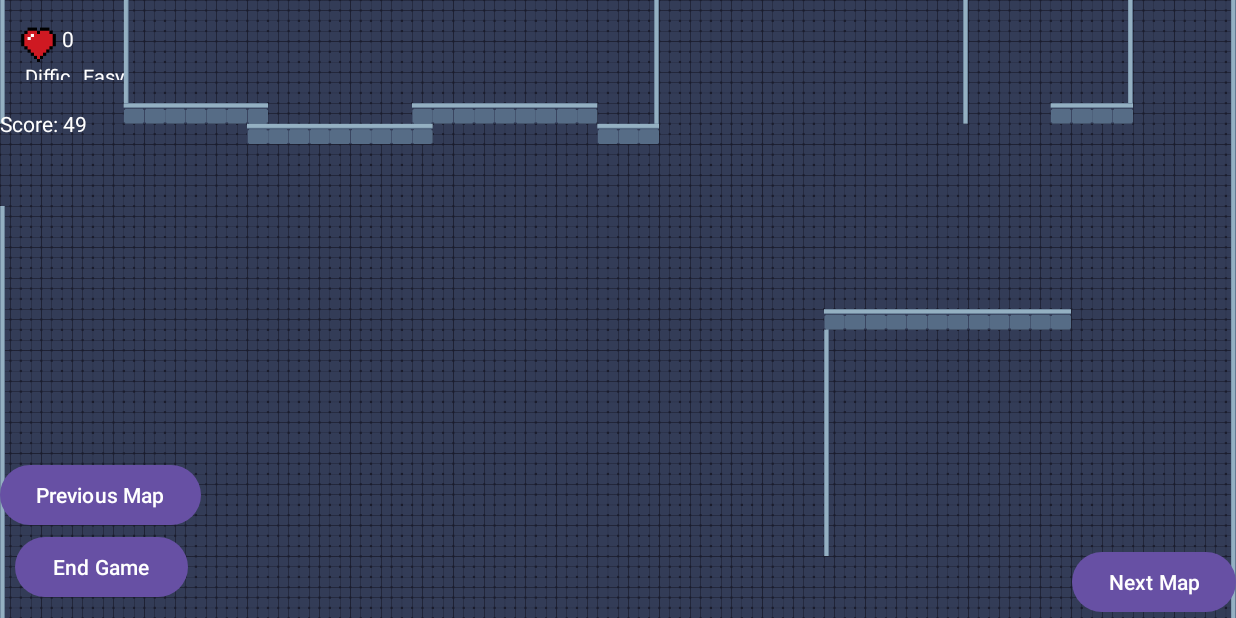
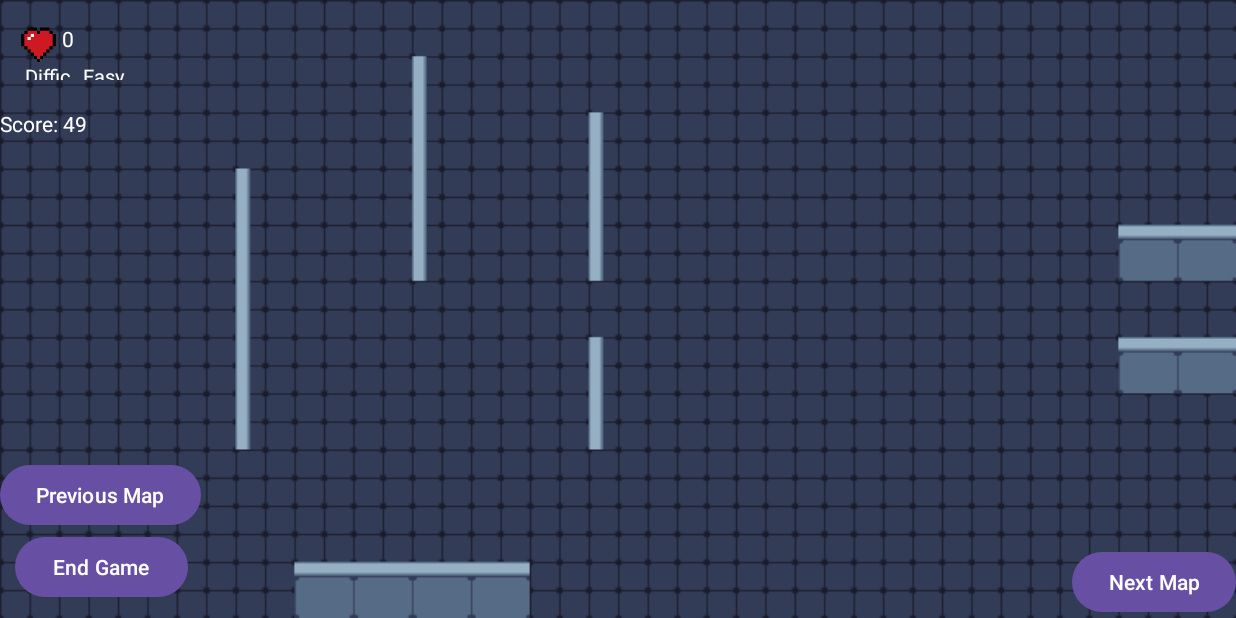
Before and after one commit to karatedg/generic_dungeon_crawler, an Android app: the GameScreen screen opened directly, with no data from a screen before it, after a tap on "Previous Map", on a phone screen of 824 x 412 dp (held sideways). Run offline under Robolectric (Android 15) with nearby library versions, the phone set to English and light mode, and no system bars; 6 statements that could not run were skipped.

Commit message:
New map system

```diff
--- a/app/src/main/java/com/example/cs2340cteam50game/viewmodel/GameScreenModel.java
+++ b/app/src/main/java/com/example/cs2340cteam50game/viewmodel/GameScreenModel.java
@@ -57,16 +57,16 @@ public class GameScreenModel {
     public int setScreen(int currentScreen, ImageView map) {
         switch (currentScreen) {
         case 0:
-            map.setImageResource(R.drawable.map1);
+            map.setImageResource(R.drawable.newmap1);
             return 0;
         case 1:
-            map.setImageResource(R.drawable.map2);
+            map.setImageResource(R.drawable.newmap2);
             return 1;
         case 2:
-            map.setImageResource(R.drawable.map3);
+            map.setImageResource(R.drawable.newmap3);
             return 2;
         default:
-            map.setImageResource(R.drawable.map1);
+            map.setImageResource(R.drawable.newmap1);
             return 0;
         }
     }
--- a/app/src/main/res/layout/in_game_activity.xml
+++ b/app/src/main/res/layout/in_game_activity.xml
@@ -1,7 +1,6 @@
 <?xml version="1.0" encoding="utf-8"?>
 <androidx.constraintlayout.widget.ConstraintLayout xmlns:android="http://schemas.android.com/apk/res/android"
     xmlns:app="http://schemas.android.com/apk/res-auto"
-    xmlns:tools="http://schemas.android.com/tools"
     android:id="@+id/constraintLayout"
     android:layout_width="match_parent"
     android:layout_height="match_parent"
@@ -12,7 +11,6 @@
         android:id="@+id/gameLayout"
         android:layout_width="match_parent"
         android:layout_height="match_parent"
-        android:background="@drawable/map2"
         app:layout_constraintBottom_toBottomOf="parent"
         app:layout_constraintEnd_toEndOf="parent"
         app:layout_constraintStart_toStartOf="parent"
@@ -20,10 +18,9 @@
 
         <ImageView
             android:id="@+id/gameMap"
-            android:layout_width="wrap_content"
-            android:layout_height="wrap_content"
-            android:scaleType="centerCrop"
-            app:srcCompat="@drawable/map1" />
+            android:layout_width="match_parent"
+            android:layout_height="match_parent"
+            android:scaleType="fitXY" />
     </RelativeLayout>
 
     <TextView
```
Also changed, not shown: app/src/main/res/drawable-xxxhdpi/newmap1.png (added), app/src/main/res/drawable-xxxhdpi/newmap2.png (added), app/src/main/res/drawable-xxxhdpi/newmap3.png (added).
